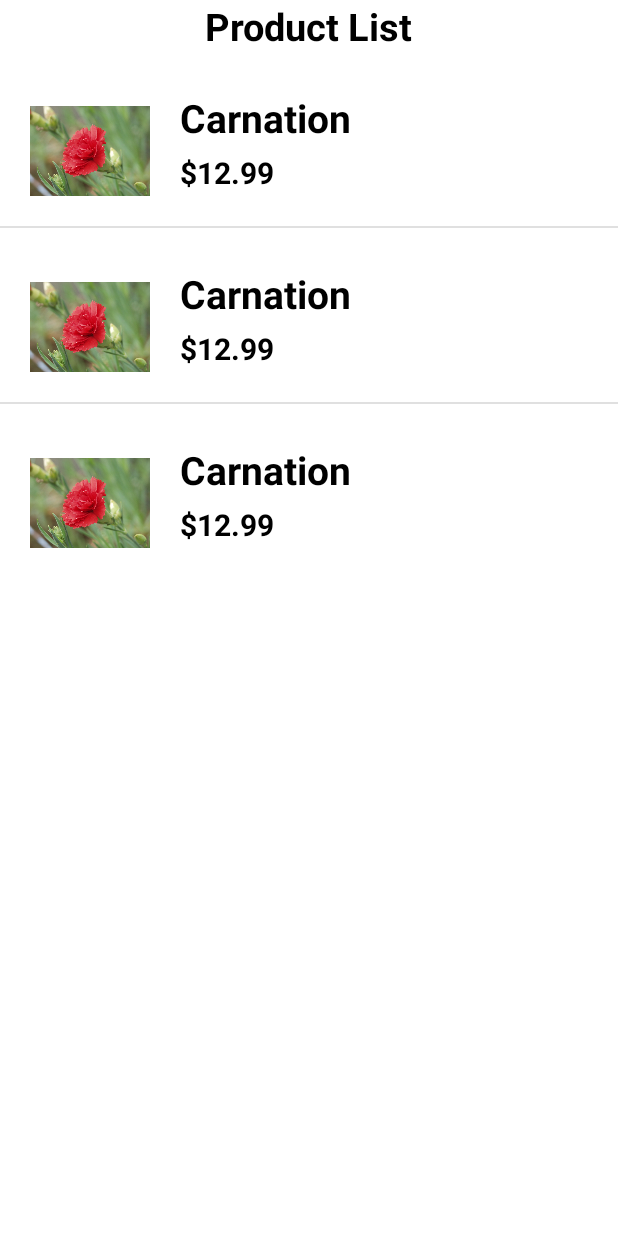
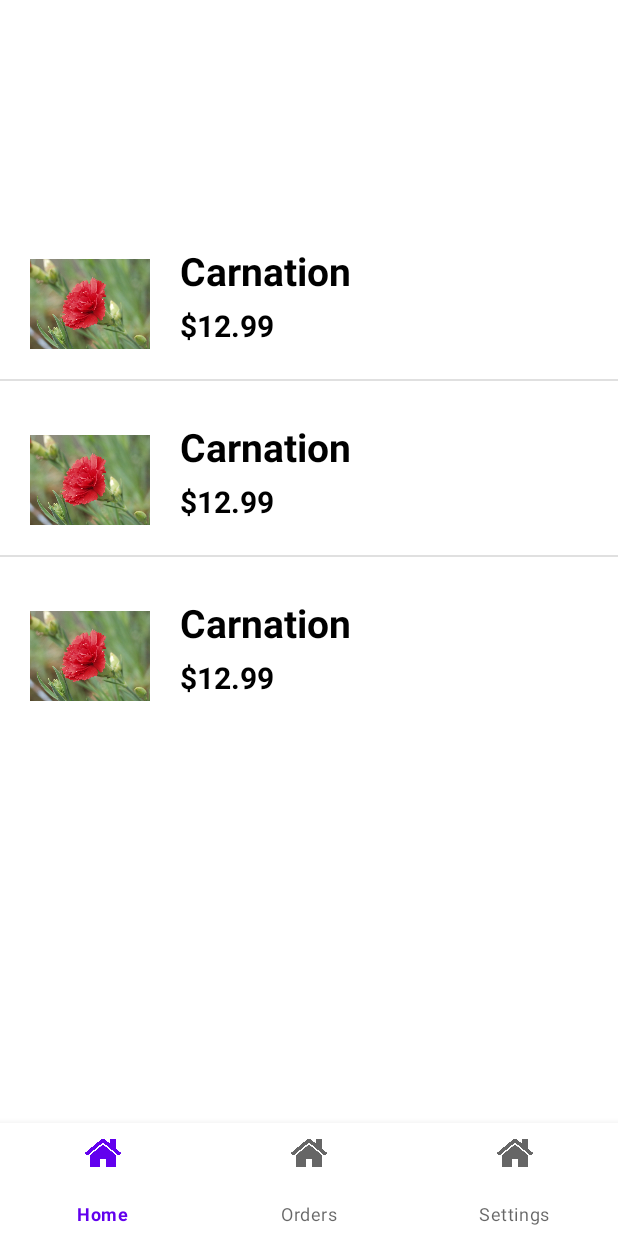
Before and after one commit to xieyz10/AndroidFinalProject, an Android app: the layout activity_productlist.xml on its own in the app's theme, with its tools: preview values and no code run, on a phone screen of 412 x 824 dp. Run offline under Robolectric (Android 15) with nearby library versions, the phone set to English and light mode, and no system bars.

Commit message:
add botom navigation bar

```diff
--- a/app/src/main/res/layout/activity_productlist.xml
+++ b/app/src/main/res/layout/activity_productlist.xml
@@ -1,58 +1,35 @@
 <?xml version="1.0" encoding="utf-8"?>
-<LinearLayout xmlns:android="http://schemas.android.com/apk/res/android"
+<androidx.constraintlayout.widget.ConstraintLayout
+    xmlns:android="http://schemas.android.com/apk/res/android"
+    xmlns:app="http://schemas.android.com/apk/res-auto"
+    xmlns:tools="http://schemas.android.com/tools"
     android:layout_width="match_parent"
     android:layout_height="match_parent"
-    android:orientation="vertical">
-
-    <TextView
-        android:id="@+id/textView_productList"
-        android:layout_width="wrap_content"
-        android:layout_height="wrap_content"
-        android:text="Product List"
-        android:textSize="25dp"
-        android:textStyle="bold"
-        android:textColor="@color/black"
-        android:layout_gravity="center"
-
-        />
+    tools:context=".ProductListActivity">
 
     <ListView
         android:id="@+id/listView_product"
         android:layout_width="match_parent"
         android:layout_height="wrap_content"
+        android:layout_marginTop="-200dp"
         xmlns:tools="http://schemas.android.com/tools"
         tools:listitem="@layout/productlist_item"
+        app:layout_constraintBottom_toBottomOf="parent"
+        app:layout_constraintEnd_toEndOf="parent"
+        app:layout_constraintHorizontal_bias="0.5"
+        app:layout_constraintStart_toStartOf="parent"
+        app:layout_constraintTop_toTopOf="parent"
         />
 
-    <!--    <TextView-->
-    <!--        android:layout_width="match_parent"-->
-    <!--        android:layout_height="wrap_content"-->
-    <!--        android:text="@string/textView_PhoneMake"-->
-    <!--        android:textSize="18sp"-->
-    <!--        android:textStyle="bold"-->
-    <!--        android:textColor="@color/purple_500"/>-->
-    <!--    <Spinner-->
-    <!--        android:id="@+id/phoneMake_spinner"-->
-    <!--        android:layout_width="match_parent"-->
-    <!--        android:layout_height="wrap_content"-->
-    <!--        style="@style/style_phoneSpinner"-->
-    <!--        />-->
+    <com.google.android.material.bottomnavigation.BottomNavigationView
+        android:id="@+id/bottomNavigationView"
+        android:layout_width="match_parent"
+        android:layout_height="75dp"
+        android:layout_marginBottom="0dp"
+        app:layout_constraintBottom_toBottomOf="parent"
+        app:layout_constraintEnd_toEndOf="parent"
+        app:layout_constraintHorizontal_bias="0.5"
+        app:layout_constraintStart_toStartOf="parent"
+        app:menu="@menu/bottom_nav_menu"/>
 
-    <!--    <TextView-->
-    <!--        android:layout_width="match_parent"-->
-    <!--        android:layout_height="wrap_content"-->
-    <!--        android:text="@string/textView_PhoneMake"-->
-    <!--        android:textSize="18sp"-->
-    <!--        android:textStyle="bold"-->
-    <!--        android:textColor="@color/purple_500"/>-->
-    <!--    <Spinner-->
-    <!--        android:id="@+id/productId_spinner"-->
-    <!--        android:layout_width="match_parent"-->
-    <!--        android:layout_height="wrap_content"-->
-    <!--        style="@style/style_phoneSpinner"-->
-    <!--        />-->
-
-
-
-
-</LinearLayout>
+</androidx.constraintlayout.widget.ConstraintLayout>
--- /dev/null
+++ b/app/src/main/res/menu/bottom_nav_menu.xml
@@ -0,0 +1,15 @@
+<?xml version="1.0" encoding="utf-8"?>
+<menu xmlns:android="http://schemas.android.com/apk/res/android">
+    <item
+        android:id="@+id/person"
+        android:title="Home"
+        android:icon="@drawable/home"/>
+    <item
+        android:id="@+id/home"
+        android:title="Orders"
+        android:icon="@drawable/home"/>
+    <item
+        android:id="@+id/settings"
+        android:title="Settings"
+        android:icon="@drawable/home"/>
+</menu>
--- a/app/src/main/res/values/themes.xml
+++ b/app/src/main/res/values/themes.xml
@@ -12,5 +12,6 @@
         <!-- Status bar color. -->
         <item name="android:statusBarColor" tools:targetApi="l">?attr/colorPrimaryVariant</item>
         <!-- Customize your theme here. -->
+
     </style>
 </resources>
```
Also changed, not shown: app/src/main/java/com/example/firebase/Entity/Order.kt (added, +10 -0 lines), app/src/main/java/com/example/firebase/ProductDetailsActivity.kt (+26 -0 lines), app/src/main/res/layout/activity_productdetails.xml (+16 -2 lines), app/src/main/res/drawable-v24/home.png (added).
